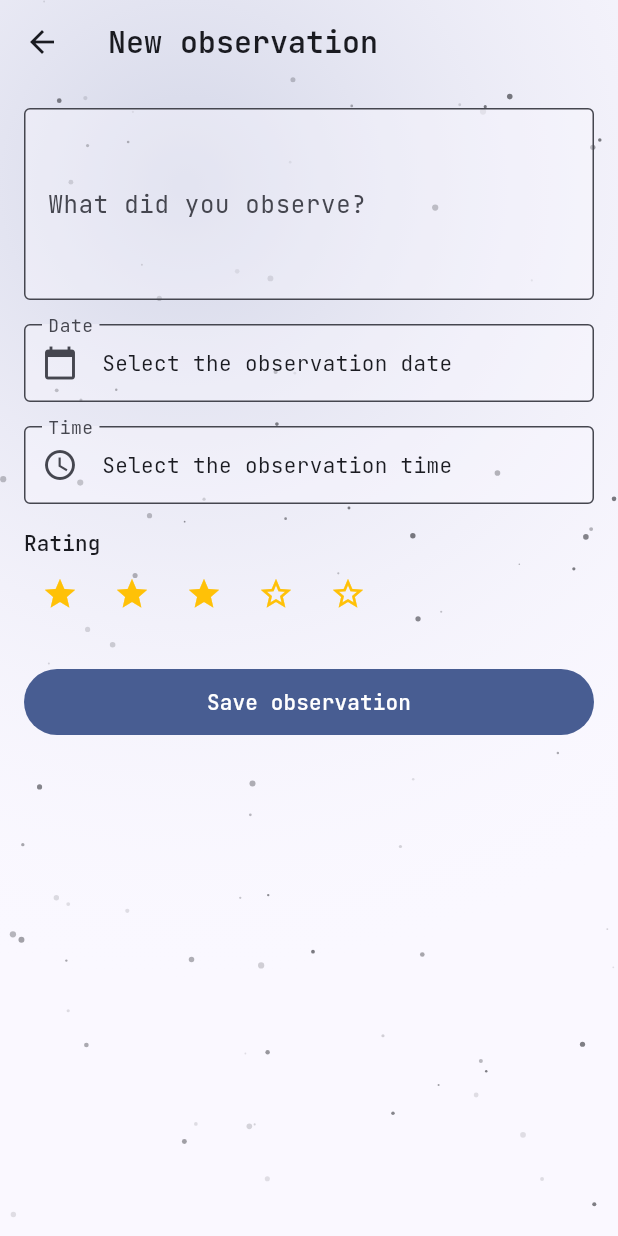
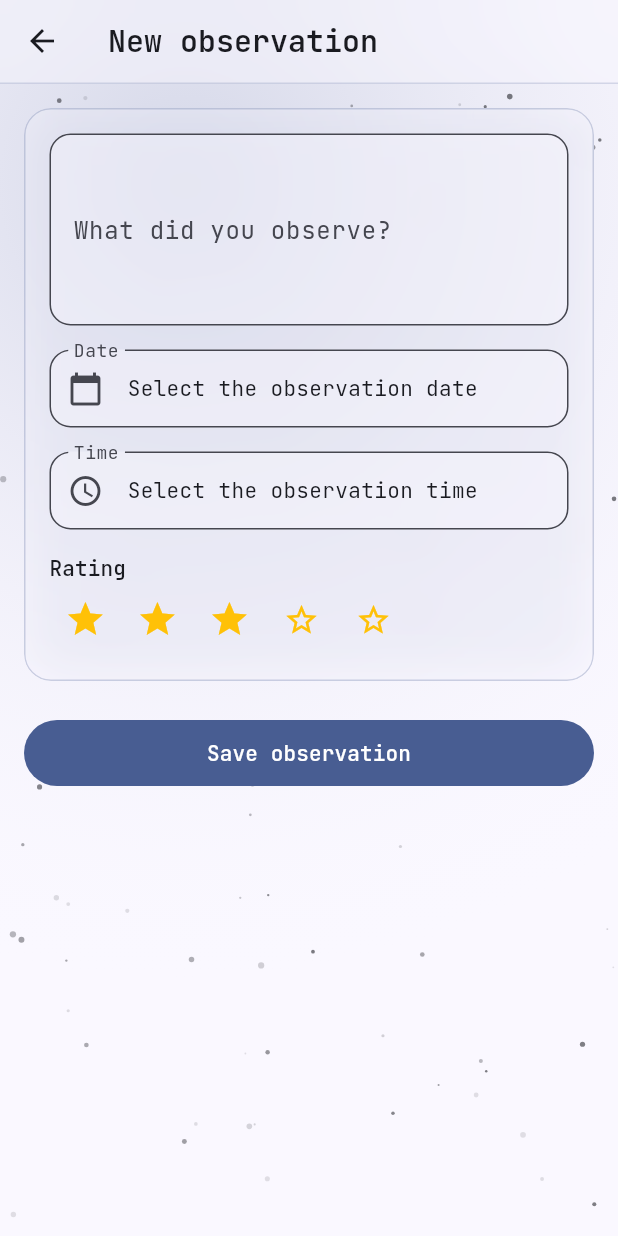
Before and after one commit to DavFilsDev/stargazer-journal, a Flutter app: the ObservationFormScreen screen opened directly with empty values, on a phone screen of 412 x 824 dp. Run offline on Flutter 3.47's test engine with Material 3 defaults, Android fonts, the phone set to English and light mode, and no system bars; our stand-ins replace go_router, google_fonts, shared_preferences; accounts and stored records are empty.

Commit message:
style(observation-form): apply glass panel and animate rating stars

```diff
--- a/lib/screens/observation_form_screen.dart
+++ b/lib/screens/observation_form_screen.dart
@@ -6,6 +6,8 @@ import '../models/observation.dart';
 import '../services/observation_service.dart';
 import '../services/star_service.dart';
 import '../utils/constants.dart';
+import '../widgets/glass_app_bar.dart';
+import '../widgets/glass_container.dart';
 
 /// Form screen to log a new [Observation] for the star identified by
 /// [starId].
@@ -84,21 +86,28 @@ class _ObservationFormScreenState extends State<ObservationFormScreen> {
     final star = StarService.getById(widget.starId);
 
     return Scaffold(
-      appBar: AppBar(
-        title: Text('New observation${star != null ? ' — ${star.name}' : ''}'),
+      appBar: GlassAppBar(
+        title: 'New observation${star != null ? ' — ${star.name}' : ''}',
       ),
       body: Form(
         key: _formKey,
         child: ListView(
           padding: const EdgeInsets.all(AppSpacing.medium),
           children: [
+            GlassContainer(
+              borderRadius: BorderRadius.circular(18),
+              blurSigma: 12,
+              opacity: 0.3,
+              padding: const EdgeInsets.all(AppSpacing.medium),
+              child: Column(
+                children: [
                   TextFormField(
                     controller: _descriptionController,
                     maxLines: 4,
                     decoration: const InputDecoration(
                       labelText: 'What did you observe?',
-                hintText: 'e.g. Clearly visible with the naked eye, no clouds',
-                border: OutlineInputBorder(),
+                      hintText:
+                          'e.g. Clearly visible with the naked eye, no clouds',
                     ),
                     validator: (value) {
                       if (value == null || value.trim().isEmpty) {
@@ -147,18 +156,24 @@ class _ObservationFormScreenState extends State<ObservationFormScreen> {
                     ),
                   ),
                   const SizedBox(height: AppSpacing.medium),
-            Text('Rating', style: Theme.of(context).textTheme.titleSmall),
+                  Align(
+                    alignment: Alignment.centerLeft,
+                    child: Text(
+                      'Rating',
+                      style: Theme.of(context).textTheme.titleSmall,
+                    ),
+                  ),
                   Row(
                     children: [
                       for (var i = 1; i <= 5; i++)
-                  IconButton(
-                    onPressed: () => setState(() => _rating = i),
-                    icon: Icon(
-                      i <= _rating ? Icons.star : Icons.star_border,
-                      color: Colors.amber,
-                    ),
+                        _AnimatedRatingStar(
+                          filled: i <= _rating,
+                          onTap: () => setState(() => _rating = i),
                         ),
                     ],
+                  ),
+                ],
+              ),
             ),
             const SizedBox(height: AppSpacing.large),
             FilledButton(
@@ -169,6 +184,31 @@ class _ObservationFormScreenState extends State<ObservationFormScreen> {
               ),
             ),
           ],
+        ),
+      ),
+    );
+  }
+}
+
+/// A single tappable rating star that pops with a small scale animation
+/// whenever its filled state changes.
+class _AnimatedRatingStar extends StatelessWidget {
+  final bool filled;
+  final VoidCallback onTap;
+
+  const _AnimatedRatingStar({required this.filled, required this.onTap});
+
+  @override
+  Widget build(BuildContext context) {
+    return IconButton(
+      onPressed: onTap,
+      icon: AnimatedScale(
+        scale: filled ? 1.15 : 1.0,
+        duration: const Duration(milliseconds: 180),
+        curve: Curves.easeOutBack,
+        child: Icon(
+          filled ? Icons.star : Icons.star_border,
+          color: Colors.amber,
         ),
       ),
     );
@@ -203,7 +243,6 @@ class _PickerTile extends StatelessWidget {
       child: InputDecorator(
         decoration: InputDecoration(
           labelText: label,
-          border: const OutlineInputBorder(),
           errorText: errorText,
           prefixIcon: Icon(icon),
         ),
```
Lines whose indentation alone changed are shown as unchanged.
